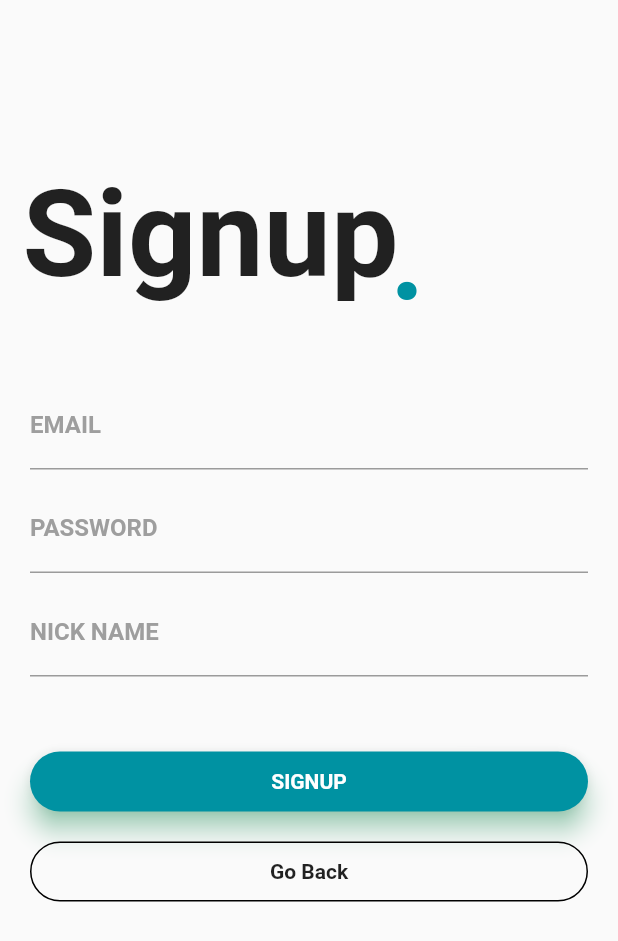
After one commit to Black-Thor/Biblio-App, a Flutter app: the RegistrationPage screen opened directly, on a phone screen of 412 x 824 dp. The commit adds this screen. Shown: the top 941 px of the screen. Run offline on Flutter 3.47's test engine with Material 2 defaults, Android fonts, the phone set to English and light mode, and no system bars; Roboto replaces fonts that are missing (Montserrat).

Commit message:
Login and register page with navigation

```diff
--- a/lib/main.dart
+++ b/lib/main.dart
@@ -1,8 +1,9 @@
 import 'package:bibliotrack/views/Login/loginPage.dart';
+import 'package:bibliotrack/views/Register/registerPage.dart';
 import 'package:flutter/material.dart';
 
 void main() {
-  runApp( MaterialApp(
+  runApp(MaterialApp(
     title: "Biblio-Track",
     home: LoginPage(),
   ));
--- /dev/null
+++ b/lib/views/Register/registerPage.dart
@@ -0,0 +1,156 @@
+import 'package:bibliotrack/views/bookPage/bookPage.dart';
+import 'package:flutter/material.dart';
+
+class RegistrationPage extends StatefulWidget {
+  @override
+  _RegistrationPageState createState() => _RegistrationPageState();
+}
+
+class _RegistrationPageState extends State<RegistrationPage> {
+  @override
+  Widget build(BuildContext context) {
+    return Scaffold(
+        resizeToAvoidBottomInset: false,
+        body: Column(
+            crossAxisAlignment: CrossAxisAlignment.start,
+            children: <Widget>[
+              Container(
+                child: Stack(
+                  children: <Widget>[
+                    Container(
+                      padding: EdgeInsets.fromLTRB(15.0, 110.0, 0.0, 0.0),
+                      child: Text(
+                        'Signup',
+                        style: TextStyle(
+                            fontSize: 80.0, fontWeight: FontWeight.bold),
+                      ),
+                    ),
+                    Container(
+                      padding: EdgeInsets.fromLTRB(260.0, 125.0, 0.0, 0.0),
+                      child: Text(
+                        '.',
+                        style: TextStyle(
+                            fontSize: 80.0,
+                            fontWeight: FontWeight.bold,
+                            color: Color(0xff0092A2)),
+                      ),
+                    )
+                  ],
+                ),
+              ),
+              Container(
+                  padding: EdgeInsets.only(top: 35.0, left: 20.0, right: 20.0),
+                  child: Column(
+                    children: <Widget>[
+                      const TextField(
+                        decoration: InputDecoration(
+                            labelText: 'EMAIL',
+                            labelStyle: TextStyle(
+                                fontFamily: 'Montserrat',
+                                fontWeight: FontWeight.bold,
+                                color: Colors.grey),
+                            // hintText: 'EMAIL',
+                            // hintStyle: ,
+                            focusedBorder: UnderlineInputBorder(
+                                borderSide: BorderSide(color: Color(0xff0092A2)))),
+                      ),
+                      SizedBox(height: 10.0),
+                      TextField(
+                        decoration: InputDecoration(
+                            labelText: 'PASSWORD ',
+                            labelStyle: TextStyle(
+                                fontFamily: 'Montserrat',
+                                fontWeight: FontWeight.bold,
+                                color: Colors.grey),
+                            focusedBorder: UnderlineInputBorder(
+                                borderSide: BorderSide(color: Color(0xff0092A2)))),
+                        obscureText: true,
+                      ),
+                      SizedBox(height: 10.0),
+                      TextField(
+                        decoration: InputDecoration(
+                            labelText: 'NICK NAME ',
+                            labelStyle: TextStyle(
+                                fontFamily: 'Montserrat',
+                                fontWeight: FontWeight.bold,
+                                color: Colors.grey),
+                            focusedBorder: UnderlineInputBorder(
+                                borderSide: BorderSide(color: Color(0xff0092A2)))),
+                      ),
+                      SizedBox(height: 50.0),
+                      Container(
+                          height: 40.0,
+                          child: Material(
+                            borderRadius: BorderRadius.circular(20.0),
+                            shadowColor: Colors.greenAccent,
+                            color: Color(0xff0092A2),
+                            elevation: 7.0,
+                            child: InkWell(
+                              onTap: () {
+                                Navigator.push(
+                                    context,
+                                    MaterialPageRoute(
+                                        builder: (context) => BookPage()));
+                              },
+                              child: Center(
+                                child: Text(
+                                  'SIGNUP',
+                                  style: TextStyle(
+                                      color: Colors.white,
+                                      fontWeight: FontWeight.bold,
+                                      fontFamily: 'Montserrat'),
+                                ),
+                              ),
+                            ),
+                          )),
+                      SizedBox(height: 20.0),
+                      Container(
+                        height: 40.0,
+                        color: Colors.transparent,
+                        child: Container(
+                          decoration: BoxDecoration(
+                              border: Border.all(
+                                  color: Colors.black,
+                                  style: BorderStyle.solid,
+                                  width: 1.0),
+                              color: Colors.transparent,
+                              borderRadius: BorderRadius.circular(20.0)),
+                          child: InkWell(
+                            onTap: () {
+                              Navigator.of(context).pop();
+                            },
+                            child: Center(
+                              child: Text('Go Back',
+                                  style: TextStyle(
+                                      fontWeight: FontWeight.bold,
+                                      fontFamily: 'Montserrat')),
+                            ),
+                          ),
+                        ),
+                      ),
+                    ],
+                  )),
+              // SizedBox(height: 15.0),
+              // Row(
+              //   mainAxisAlignment: MainAxisAlignment.center,
+              //   children: <Widget>[
+              //     Text(
+              //       'New to Spotify?',
+              //       style: TextStyle(
+              //         fontFamily: 'Montserrat',
+              //       ),
+              //     ),
+              //     SizedBox(width: 5.0),
+              //     InkWell(
+              //       child: Text('Register',
+              //           style: TextStyle(
+              //               color: Colors.green,
+              //               fontFamily: 'Montserrat',
+              //               fontWeight: FontWeight.bold,
+              //               decoration: TextDecoration.underline)),
+              //     )
+              //   ],
+              // )
+            ]));
+  }
+}
```
Also changed, not shown: flutter_native_splash.yaml (added, +84 -0 lines), lib/views/Login/loginPage.dart (+25 -10 lines), lib/views/bookPage/bookPage.dart (added, +18 -0 lines), pubspec.yaml (+8 -0 lines), assets/SVG/Plan de travail 1.svg (renamed from assets/images/Plan de travail 1.svg), assets/Splash.png (added), assets/icon/icon.png (added), pubspec.lock, 46 other files.
